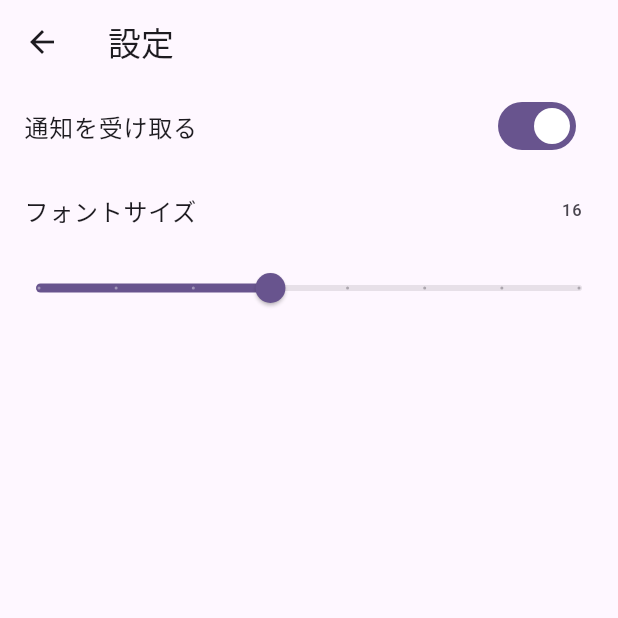
After one commit to yudai-kdix/trackjobHackathon, a Flutter app: the screen it shows after launch, after a tap on "設定画面", on a phone screen of 412 x 824 dp, the top half of it. The commit adds this screen. Run offline on Flutter 3.47's test engine with Material 3 defaults, Android fonts, the phone set to English and light mode, and no system bars; our stand-ins replace flutter_local_notifications, sqflite; accounts and stored records are empty.

```diff
--- a/lib/main.dart
+++ b/lib/main.dart
@@ -1,14 +1,11 @@
 import 'package:flutter/material.dart';
-import 'package:flutter_local_notifications/flutter_local_notifications.dart';
-import 'package:trackjob2024/test.dart';
 import 'package:trackjob2024/views/add_word_view.dart';
 import 'package:trackjob2024/views/question_list_view.dart';
+import 'package:trackjob2024/views/settings_view.dart';
 import 'package:trackjob2024/views/word_detail_view.dart';
 import 'models/word.dart';
 
 void main() async {
-
-
   runApp(const MyApp());
 }
 
@@ -26,13 +23,12 @@ class MyApp extends StatelessWidget {
         //ここで定義したものは他で Navigator.pushNamed(context, '/ルート名');で画面が遷移するはず
         '/': (context) => const MyHomePage(title: '単語暗記アプリ'),
         // TODO: クラスを設定したら外す。
-        // '/settings': (context) => SettingsView(), // 設定画面
+        '/settings': (context) => SettingsView(), // 設定画面
         '/word_list': (context) => QuestionListView(), // 単語一覧画面
         '/word_add':(context) => const AddWordScreen(), // 単語追加画面
         // '/word_answer': (context) => WordAnswerView(), // 単語回答画面
 
         // 'word_detail': (context) => WordDetailView(), // 単語詳細画面
-        '/test':(context) => testView()
       },
       onGenerateRoute: (settings) {
         // 設定に基づいてルートを動的に生成
@@ -51,15 +47,6 @@ class MyApp extends StatelessWidget {
 
 class MyHomePage extends StatefulWidget {
   const MyHomePage({super.key, required this.title});
-
-  // This widget is the home page of your application. It is stateful, meaning
-  // that it has a State object (defined below) that contains fields that affect
-  // how it looks.
-
-  // This class is the configuration for the state. It holds the values (in this
-  // case the title) provided by the parent (in this case the App widget) and
-  // used by the build method of the State. Fields in a Widget subclass are
-  // always marked "final".
 
   final String title;
 
@@ -145,22 +132,14 @@ class _MyHomePageState extends State<MyHomePage> {
                 child: const Text('単語一覧')),
             TextButton(
                 onPressed: () {
-                  Navigator.pushNamed(context, '/test');
+                  Navigator.pushNamed(context, '/settings');
                 },
-                child: const Text('通知テスト')),
+                child: const Text('設定画面')),
             ElevatedButton(
               child: Text("word list"),
               onPressed: () {
                 Navigator.pushNamed(context, '/word_list');
               },
-            ),
-
-            const Text(
-              'You have pushed the button this many times:',
-            ),
-            Text(
-              '$_counter',
-              style: Theme.of(context).textTheme.headlineMedium,
             ),
           ],
         ),
--- /dev/null
+++ b/lib/views/settings_view.dart
@@ -0,0 +1,50 @@
+import 'package:flutter/material.dart';
+
+class SettingsView extends StatefulWidget {
+  @override
+  _SettingsViewState createState() => _SettingsViewState();
+}
+
+class _SettingsViewState extends State<SettingsView> {
+  bool notificationsEnabled = true;
+  double fontSize = 16.0;
+  bool darkMode = false;
+
+  @override
+  Widget build(BuildContext context) {
+    return Scaffold(
+      appBar: AppBar(
+        title: Text('設定'),
+      ),
+      body: ListView(
+        children: <Widget>[
+          SwitchListTile(
+            title: Text('通知を受け取る'),
+            value: notificationsEnabled,
+            onChanged: (bool value) {
+              setState(() {
+                notificationsEnabled = value;
+              });
+            },
+          ),
+          ListTile(
+            title: Text('フォントサイズ'),
+            trailing: Text('${fontSize.toInt()}'),
+          ),
+          Slider(
+            min: 10.0,
+            max: 24.0,
+            divisions: 7,
+            value: fontSize,
+            onChanged: (double value) {
+              setState(() {
+                fontSize = value;
+              });
+            },
+          ),
+          // その他の設定オプション
+        ],
+      ),
+    );
+  }
+}
```
Also changed, not shown: lib/services/notification_service.dart (+19 -3 lines), lib/test.dart (+103 -103 lines).
